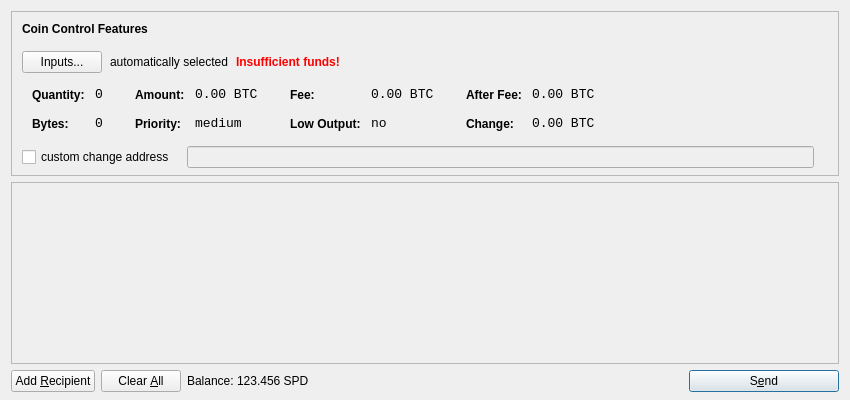
This is src/qt/forms/sendcoinsdialog.ui in spdcoin/Speedcoin as Qt 5 draws it before an edit. The edited form follows.
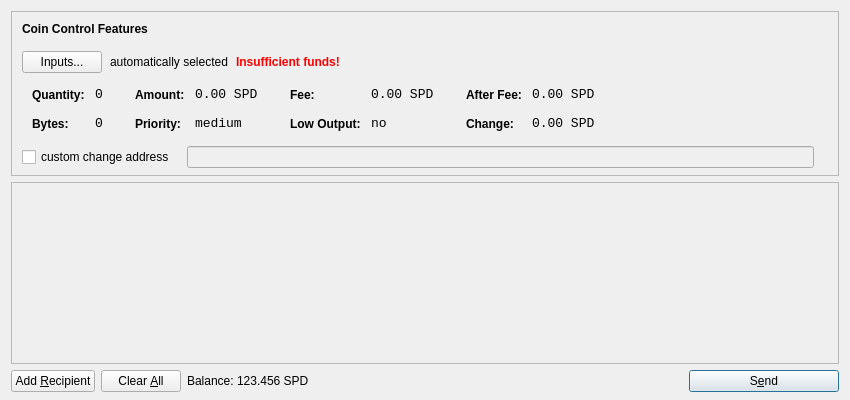
This is the edited form. Icons and pictures are not drawn.

What changed in the file:
```diff
--- a/src/qt/forms/sendcoinsdialog.ui
+++ b/src/qt/forms/sendcoinsdialog.ui
@@ -321,7 +321,7 @@
                   <enum>Qt::ActionsContextMenu</enum>
                  </property>
                  <property name="text">
-                  <string notr="true">0.00 BTC</string>
+                  <string notr="true">0.00 SPD</string>
                  </property>
                  <property name="textInteractionFlags">
                   <set>Qt::LinksAccessibleByMouse|Qt::TextSelectableByKeyboard|Qt::TextSelectableByMouse</set>
@@ -407,7 +407,7 @@
                   <enum>Qt::ActionsContextMenu</enum>
                  </property>
                  <property name="text">
-                  <string notr="true">0.00 BTC</string>
+                  <string notr="true">0.00 SPD</string>
                  </property>
                  <property name="textInteractionFlags">
                   <set>Qt::LinksAccessibleByMouse|Qt::TextSelectableByKeyboard|Qt::TextSelectableByMouse</set>
@@ -493,7 +493,7 @@
                   <enum>Qt::ActionsContextMenu</enum>
                  </property>
                  <property name="text">
-                  <string notr="true">0.00 BTC</string>
+                  <string notr="true">0.00 SPD</string>
                  </property>
                  <property name="textInteractionFlags">
                   <set>Qt::LinksAccessibleByMouse|Qt::TextSelectableByKeyboard|Qt::TextSelectableByMouse</set>
@@ -525,7 +525,7 @@
                   <enum>Qt::ActionsContextMenu</enum>
                  </property>
                  <property name="text">
-                  <string notr="true">0.00 BTC</string>
+                  <string notr="true">0.00 SPD</string>
                  </property>
                  <property name="textInteractionFlags">
                   <set>Qt::LinksAccessibleByMouse|Qt::TextSelectableByKeyboard|Qt::TextSelectableByMouse</set>
```
